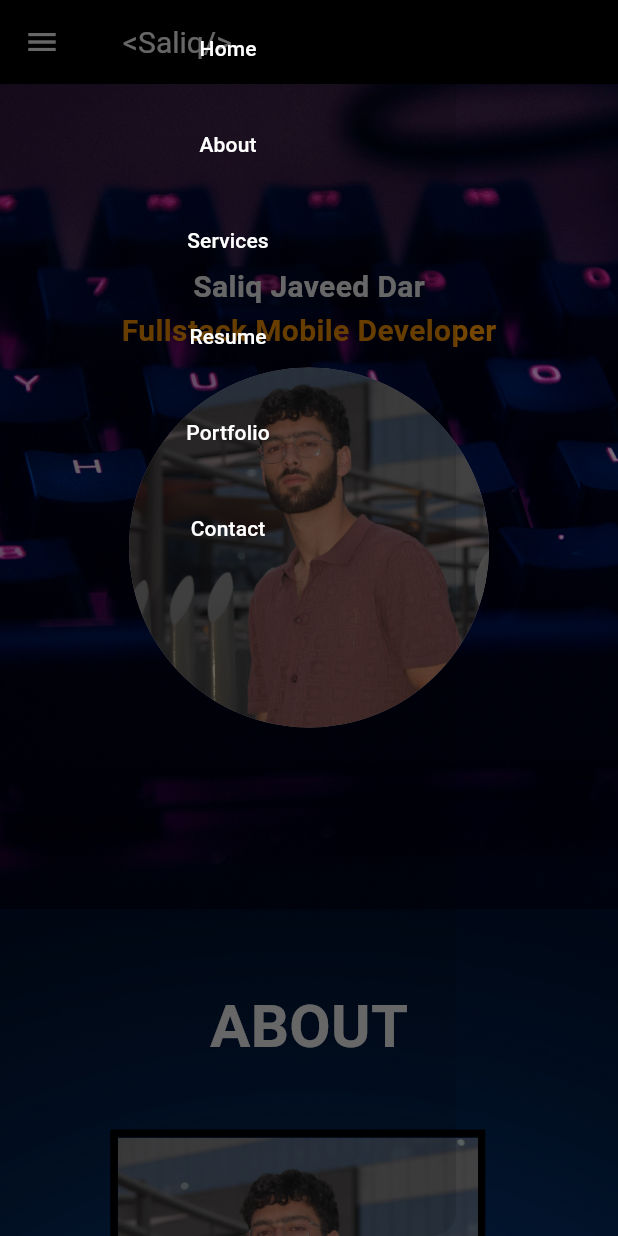
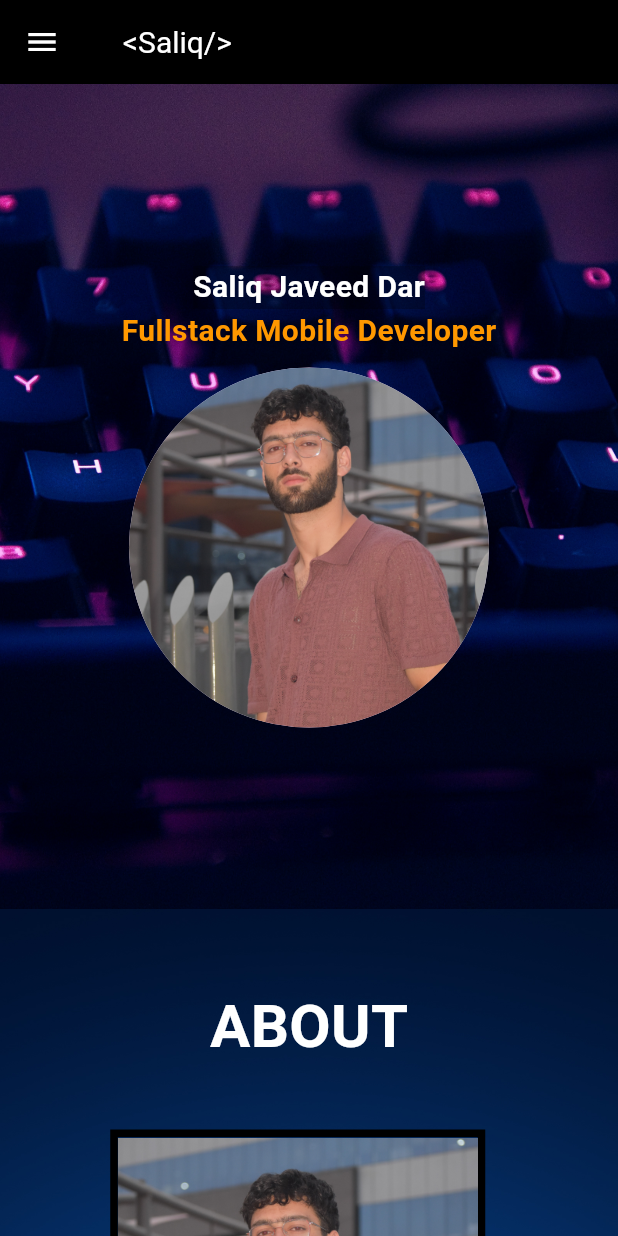
Before and after one commit to saliq03/My_Portfolio, a Flutter app: the screen it shows after launch, in the side drawer, after a tap on "Home", on a phone screen of 412 x 824 dp. Run offline on Flutter 3.47's test engine with Material 3 defaults, Android fonts, the light colour scheme and no system bars; our stand-ins replace font_awesome_flutter; statements that could not run were skipped.

Commit message:
app bar buttons made functional

```diff
--- a/lib/components/about.dart
+++ b/lib/components/about.dart
@@ -2,6 +2,7 @@ import 'package:flutter/cupertino.dart';
 import 'package:flutter/material.dart';
 
 class About extends StatefulWidget{
+  const About({Key? key}) : super(key: key);
   State<About> createState()=>AboutState();
 }
 class AboutState extends State<About>{
--- a/lib/components/home.dart
+++ b/lib/components/home.dart
@@ -3,6 +3,7 @@ import 'package:flutter/material.dart';
 import 'package:flutter/widgets.dart';
 
 class Home extends StatefulWidget{
+  const Home({Key? key}) : super(key: key);
   State<Home> createState()=> HomeState();
 }
 class HomeState extends State<Home>{
--- a/lib/components/services.dart
+++ b/lib/components/services.dart
@@ -3,6 +3,7 @@ import 'package:flutter/material.dart';
 import 'package:font_awesome_flutter/font_awesome_flutter.dart';
 
 class Services extends StatefulWidget{
+  const Services({Key? key}) : super(key: key);
   State<Services> createState()=> ServicesState();
 }
 
--- a/lib/porfolio.dart
+++ b/lib/porfolio.dart
@@ -12,38 +12,61 @@ class Portfolio extends StatefulWidget{
 }
 
 class _PortfolioState extends State<Portfolio>{
-  List<Widget> navitems=[
+
+  List<Widget> navitems=[];
+
+  bool ismobile=false;
+  final homekey=GlobalKey();
+  final aboutkey=GlobalKey();
+  final servicekey=GlobalKey();
+
+  @override
+  void initState() {
+    navitems=[
       Padding(
         padding: const EdgeInsets.all(8.0),
-      child: TextButton(onPressed: (){}, child: Text('Home',style: TextStyle(color: Colors.white,),)),
+        child: TextButton(onPressed: (){
+          Scrollable.ensureVisible(homekey.currentContext!);
+          if(ismobile){Navigator.pop(context);}
+          },
+            child: Text('Home',style: TextStyle(color: Colors.white,),)),
       ),
       Padding(
         padding: const EdgeInsets.all(8.0),
-      child: TextButton(onPressed: (){}, child: Text('About',style: TextStyle(color: Colors.white,),)),
+        child: TextButton(onPressed: (){
+          Scrollable.ensureVisible(aboutkey.currentContext!);
+        if(ismobile){Navigator.pop(context);}},
+            child: Text('About',style: TextStyle(color: Colors.white,),)),
       ),
       Padding(
         padding: const EdgeInsets.all(8.0),
-      child: TextButton(onPressed: (){}, child: Text('Services',style: TextStyle(color: Colors.white,))),
+        child: TextButton(onPressed: (){Scrollable.ensureVisible(servicekey.currentContext!);
+        if(ismobile){Navigator.pop(context);}},
+
+            , child: Text('Services',style: TextStyle(color: Colors.white,))),
       ),
       Padding(
         padding: const EdgeInsets.all(8.0),
-      child: TextButton(onPressed: (){},
+        child: TextButton(onPressed: (){
+          if(ismobile){Navigator.pop(context);}
+        },
 
             child: Text('Resume',style: TextStyle(color: Colors.white,))),
       ),
       Padding(
         padding: const EdgeInsets.all(8.0),
-      child: TextButton(onPressed: (){}, child: Text('Portfolio',style: TextStyle(color: Colors.white,))),
+        child: TextButton(onPressed: (){
+          if(ismobile){Navigator.pop(context);}
+        }, child: Text('Portfolio',style: TextStyle(color: Colors.white,))),
       ),
       Padding(
         padding: const EdgeInsets.all(8.0),
-      child: TextButton(onPressed: (){}, child: Text('Contact',style: TextStyle(color: Colors.white,))),
-    ),
-
-  ];
-
-
-  bool ismobile=false;
+        child: TextButton(onPressed: (){
+          if(ismobile){Navigator.pop(context);}
+        }, child: Text('Contact',style: TextStyle(color: Colors.white,))),
+      ),];
+    super.initState();
+  }
   @override
   Widget build(BuildContext context) {
     ismobile=MediaQuery.of(context).size.width>700 ? false:true;
@@ -64,9 +87,9 @@ class _PortfolioState extends State<Portfolio>{
       body: SingleChildScrollView(
         child: Column(
             children: [
-              Home(),
-              About(),
-              Services()
+              Home(key: homekey,),
+              About(key: aboutkey,),
+              Services(key: servicekey,)
             ]
         ),
       ),
```
Lines whose indentation alone changed are shown as unchanged.
